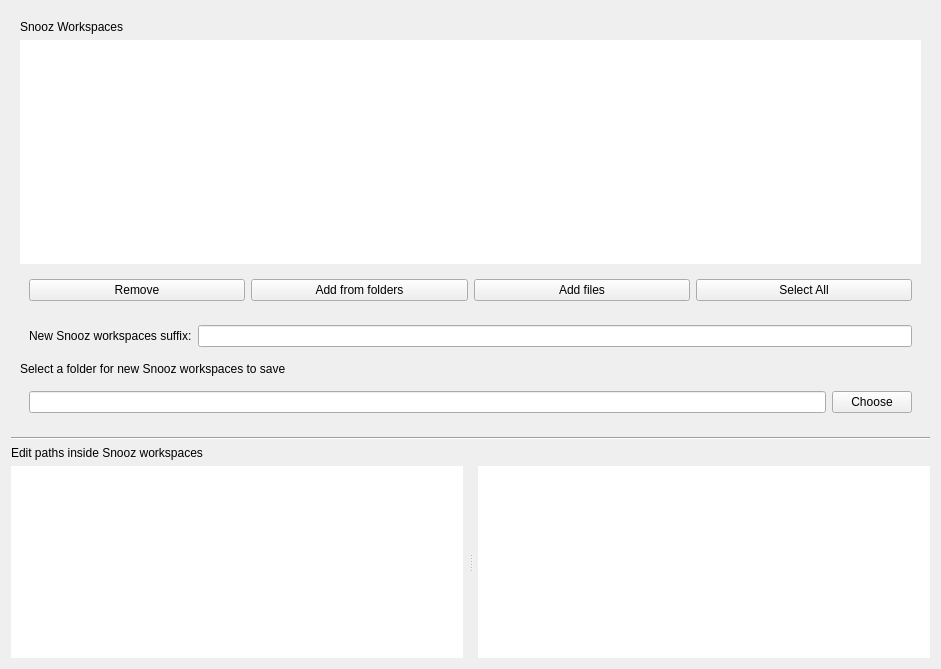
Above: modules/CEAMSModules/JsonPathEditorMaster/Ui_JsonPathEditorMasterSettingsView.ui from SnoozToolbox/snooz-package-ceams before the change. Below: the same form after it.
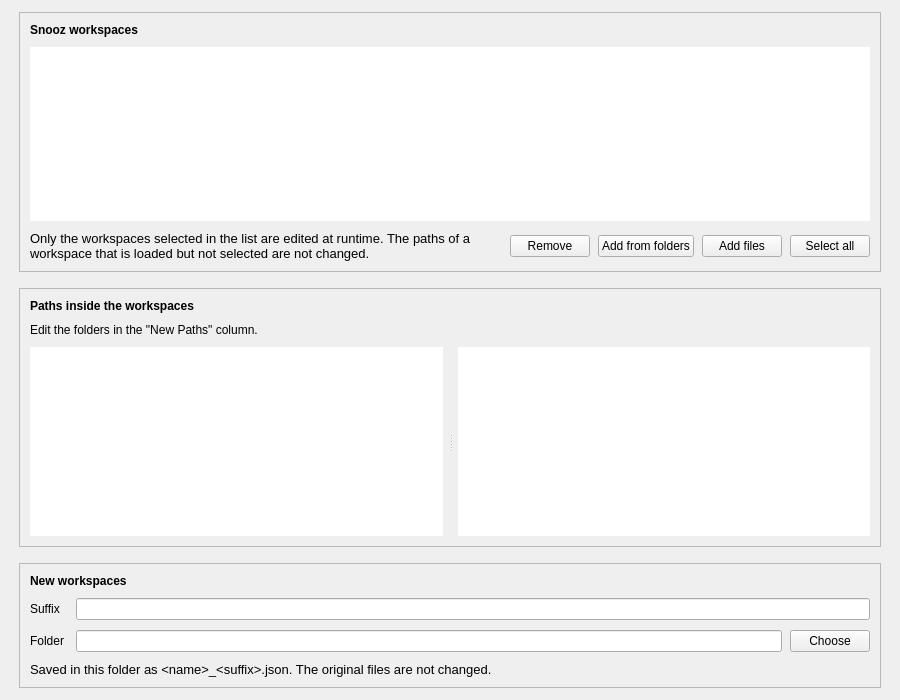
That is the form after the change.

Commit message: Edit Paths in Snooz Workspace: redesigned pages (tool 2.0.2)

```diff
--- a/modules/CEAMSModules/JsonPathEditorMaster/Ui_JsonPathEditorMasterSettingsView.ui
+++ b/modules/CEAMSModules/JsonPathEditorMaster/Ui_JsonPathEditorMasterSettingsView.ui
@@ -6,32 +6,65 @@
    <rect>
     <x>0</x>
     <y>0</y>
-    <width>941</width>
-    <height>669</height>
+    <width>900</width>
+    <height>700</height>
    </rect>
   </property>
   <property name="windowTitle">
    <string>Form</string>
   </property>
-  <layout class="QHBoxLayout" name="horizontalLayout_8">
-   <item>
     <layout class="QVBoxLayout" name="verticalLayout">
+   <property name="spacing">
+    <number>16</number>
+   </property>
+   <property name="leftMargin">
+    <number>19</number>
+   </property>
+   <property name="topMargin">
+    <number>12</number>
+   </property>
+   <property name="rightMargin">
+    <number>19</number>
+   </property>
+   <property name="bottomMargin">
+    <number>12</number>
+   </property>
      <item>
       <widget class="QFrame" name="Files_frame">
        <property name="frameShape">
-        <enum>QFrame::Shape::NoFrame</enum>
+      <enum>QFrame::Shape::StyledPanel</enum>
        </property>
        <property name="frameShadow">
         <enum>QFrame::Shadow::Raised</enum>
        </property>
-       <property name="lineWidth">
-        <number>0</number>
-       </property>
-       <layout class="QVBoxLayout" name="verticalLayout_2">
+     <layout class="QVBoxLayout" name="files_card_layout">
+      <property name="spacing">
+       <number>10</number>
+      </property>
+      <property name="leftMargin">
+       <number>10</number>
+      </property>
+      <property name="topMargin">
+       <number>10</number>
+      </property>
+      <property name="rightMargin">
+       <number>10</number>
+      </property>
+      <property name="bottomMargin">
+       <number>10</number>
+      </property>
         <item>
          <widget class="QLabel" name="Json_label">
+        <property name="font">
+         <font>
+          <bold>true</bold>
+         </font>
+        </property>
+        <property name="toolTip">
+         <string>The workspaces to edit (.json). Select a workspace to show its paths.</string>
+        </property>
           <property name="text">
-           <string>Snooz Workspaces</string>
+         <string>Snooz workspaces</string>
           </property>
          </widget>
         </item>
@@ -55,17 +88,28 @@
          </widget>
         </item>
         <item>
-         <widget class="QFrame" name="frame">
-          <property name="frameShape">
-           <enum>QFrame::Shape::NoFrame</enum>
-          </property>
-          <property name="frameShadow">
-           <enum>QFrame::Shadow::Raised</enum>
+       <layout class="QHBoxLayout" name="files_buttons_layout" stretch="1,0,0,0,0">
+        <property name="spacing">
+         <number>8</number>
+        </property>
+        <item>
+         <widget class="QLabel" name="files_help_label">
+          <property name="font">
+           <font>
+            <pointsize>10</pointsize>
+           </font>
           </property>
-          <property name="lineWidth">
-           <number>0</number>
+          <property name="text">
+           <string>Only the workspaces selected in the list are edited at runtime. The paths of a workspace that is loaded but not selected are not changed.</string>
           </property>
-          <layout class="QHBoxLayout" name="horizontalLayout_3">
+          <property name="wordWrap">
+           <bool>true</bool>
+          </property>
+          <property name="variant" stdset="0">
+           <string notr="true">help</string>
+          </property>
+         </widget>
+        </item>
            <item>
             <widget class="QPushButton" name="Remove_pushButton">
              <property name="text">
@@ -90,95 +134,63 @@
            <item>
             <widget class="QPushButton" name="SelectAll_pushButton">
              <property name="text">
-              <string>Select All</string>
+           <string>Select all</string>
              </property>
             </widget>
            </item>
           </layout>
-         </widget>
-        </item>
-        <item>
-         <widget class="QFrame" name="frame_5">
-          <property name="frameShape">
-           <enum>QFrame::Shape::NoFrame</enum>
-          </property>
-          <property name="frameShadow">
-           <enum>QFrame::Shadow::Raised</enum>
-          </property>
-          <layout class="QHBoxLayout" name="horizontalLayout_7">
-           <item>
-            <widget class="QLabel" name="New_Suffix">
-             <property name="text">
-              <string>&lt;html&gt;&lt;head/&gt;&lt;body&gt;&lt;p&gt;New Snooz workspaces suffix:&lt;/p&gt;&lt;/body&gt;&lt;/html&gt;</string>
-             </property>
-            </widget>
-           </item>
-           <item>
-            <widget class="QLineEdit" name="Suffix_lineEdit"/>
-           </item>
+      </item>
           </layout>
          </widget>
         </item>
         <item>
-         <widget class="QLabel" name="Select_label">
-          <property name="lineWidth">
-           <number>0</number>
-          </property>
-          <property name="text">
-           <string>&lt;html&gt;&lt;head/&gt;&lt;body&gt;&lt;p&gt;Select a folder for new Snooz workspaces to save&lt;/p&gt;&lt;/body&gt;&lt;/html&gt;</string>
-          </property>
-         </widget>
-        </item>
-        <item>
-         <widget class="QFrame" name="frame_2">
+    <widget class="QFrame" name="paths_card">
           <property name="frameShape">
-           <enum>QFrame::Shape::NoFrame</enum>
+      <enum>QFrame::Shape::StyledPanel</enum>
           </property>
           <property name="frameShadow">
            <enum>QFrame::Shadow::Raised</enum>
           </property>
-          <property name="lineWidth">
-           <number>0</number>
-          </property>
-          <layout class="QHBoxLayout" name="horizontalLayout_4">
-           <item>
-            <widget class="QLineEdit" name="New_files_lineEdit"/>
-           </item>
-           <item>
-            <widget class="QPushButton" name="Choose_pushButton">
-             <property name="text">
-              <string>Choose</string>
-             </property>
-            </widget>
-           </item>
-          </layout>
-         </widget>
-        </item>
-       </layout>
-      </widget>
-     </item>
-     <item>
-      <widget class="Line" name="line">
-       <property name="orientation">
-        <enum>Qt::Orientation::Horizontal</enum>
-       </property>
-      </widget>
-     </item>
-     <item>
-      <layout class="QVBoxLayout" name="verticalLayout_4"/>
-     </item>
+     <layout class="QVBoxLayout" name="paths_card_layout">
+      <property name="spacing">
+       <number>10</number>
+      </property>
+      <property name="leftMargin">
+       <number>10</number>
+      </property>
+      <property name="topMargin">
+       <number>10</number>
+      </property>
+      <property name="rightMargin">
+       <number>10</number>
+      </property>
+      <property name="bottomMargin">
+       <number>10</number>
+      </property>
      <item>
       <widget class="QLabel" name="label">
-       <property name="lineWidth">
-        <number>0</number>
+        <property name="font">
+         <font>
+          <bold>true</bold>
+         </font>
        </property>
        <property name="text">
-        <string>&lt;html&gt;&lt;head/&gt;&lt;body&gt;&lt;p&gt;Edit paths inside Snooz workspaces&lt;/p&gt;&lt;/body&gt;&lt;/html&gt;</string>
+         <string>Paths inside the workspaces</string>
        </property>
       </widget>
      </item>
      <item>
-      <layout class="QHBoxLayout" name="horizontalLayout"/>
+       <widget class="QLabel" name="paths_help_label">
+        <property name="text">
+         <string>Edit the folders in the "New Paths" column.</string>
+        </property>
+        <property name="wordWrap">
+         <bool>true</bool>
+        </property>
+        <property name="variant" stdset="0">
+         <string notr="true">help</string>
+        </property>
+       </widget>
      </item>
      <item>
       <widget class="QSplitter" name="splitter">
@@ -252,6 +264,108 @@
       </widget>
      </item>
     </layout>
+    </widget>
+   </item>
+   <item>
+    <widget class="QFrame" name="output_card">
+     <property name="frameShape">
+      <enum>QFrame::Shape::StyledPanel</enum>
+     </property>
+     <property name="frameShadow">
+      <enum>QFrame::Shadow::Raised</enum>
+     </property>
+     <layout class="QVBoxLayout" name="output_card_layout">
+      <property name="spacing">
+       <number>10</number>
+      </property>
+      <property name="leftMargin">
+       <number>10</number>
+      </property>
+      <property name="topMargin">
+       <number>10</number>
+      </property>
+      <property name="rightMargin">
+       <number>10</number>
+      </property>
+      <property name="bottomMargin">
+       <number>10</number>
+      </property>
+      <item>
+       <widget class="QLabel" name="Select_label">
+        <property name="font">
+         <font>
+          <bold>true</bold>
+         </font>
+        </property>
+        <property name="text">
+         <string>New workspaces</string>
+        </property>
+       </widget>
+      </item>
+      <item>
+       <layout class="QGridLayout" name="output_grid" columnstretch="0,1">
+        <property name="horizontalSpacing">
+         <number>12</number>
+        </property>
+        <property name="verticalSpacing">
+         <number>10</number>
+        </property>
+        <item row="0" column="0">
+         <widget class="QLabel" name="New_Suffix">
+          <property name="text">
+           <string>Suffix</string>
+          </property>
+         </widget>
+        </item>
+        <item row="0" column="1">
+         <widget class="QLineEdit" name="Suffix_lineEdit" />
+        </item>
+        <item row="1" column="0">
+         <widget class="QLabel" name="folder_label">
+          <property name="text">
+           <string>Folder</string>
+          </property>
+         </widget>
+        </item>
+        <item row="1" column="1">
+         <layout class="QHBoxLayout" name="folder_layout">
+          <property name="spacing">
+           <number>8</number>
+          </property>
+          <item>
+           <widget class="QLineEdit" name="New_files_lineEdit" />
+          </item>
+          <item>
+           <widget class="QPushButton" name="Choose_pushButton">
+            <property name="text">
+             <string>Choose</string>
+            </property>
+           </widget>
+          </item>
+         </layout>
+        </item>
+       </layout>
+      </item>
+      <item>
+       <widget class="QLabel" name="output_help_label">
+        <property name="font">
+         <font>
+          <pointsize>10</pointsize>
+         </font>
+        </property>
+        <property name="text">
+         <string>Saved in this folder as &amp;lt;name&amp;gt;_&amp;lt;suffix&amp;gt;.json. The original files are not changed.</string>
+        </property>
+        <property name="wordWrap">
+         <bool>true</bool>
+        </property>
+        <property name="variant" stdset="0">
+         <string notr="true">help</string>
+        </property>
+       </widget>
+      </item>
+     </layout>
+    </widget>
    </item>
   </layout>
  </widget>
```
Left out of the diff: 8 changed lines with no effect on the pictures. Lines whose indentation alone changed are shown as unchanged. The commit also changes 10 other files.
